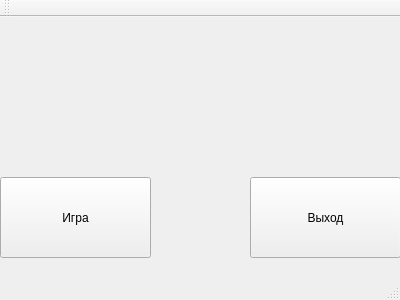
Stas336/RedwoodTestTask, file mainwindow.ui: the form before one commit.
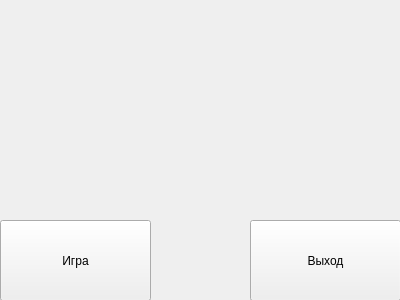
The form after the commit.

```diff
--- a/mainwindow.ui
+++ b/mainwindow.ui
@@ -18,7 +18,7 @@
     <property name="geometry">
      <rect>
       <x>0</x>
-      <y>160</y>
+      <y>220</y>
       <width>151</width>
       <height>81</height>
      </rect>
@@ -31,7 +31,7 @@
     <property name="geometry">
      <rect>
       <x>250</x>
-      <y>160</y>
+      <y>220</y>
       <width>151</width>
       <height>81</height>
      </rect>
@@ -41,25 +41,6 @@
     </property>
    </widget>
   </widget>
-  <widget class="QMenuBar" name="menuBar">
-   <property name="geometry">
-    <rect>
-     <x>0</x>
-     <y>0</y>
-     <width>400</width>
-     <height>22</height>
-    </rect>
-   </property>
-  </widget>
-  <widget class="QToolBar" name="mainToolBar">
-   <attribute name="toolBarArea">
-    <enum>TopToolBarArea</enum>
-   </attribute>
-   <attribute name="toolBarBreak">
-    <bool>false</bool>
-   </attribute>
-  </widget>
-  <widget class="QStatusBar" name="statusBar"/>
  </widget>
  <layoutdefault spacing="6" margin="11"/>
  <resources/>
```
Left out of the diff: 2 changed lines with no effect on the pictures.
